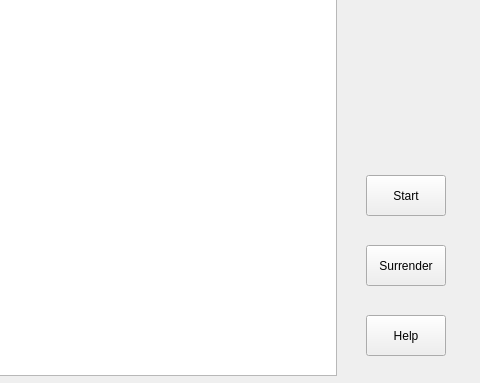
JamesZFS/Warzone, file mainwindow.ui: the form before one commit; both pictures show x 544 to 1024 and y 385 to 768 of the 1024 by 768 pixel window.
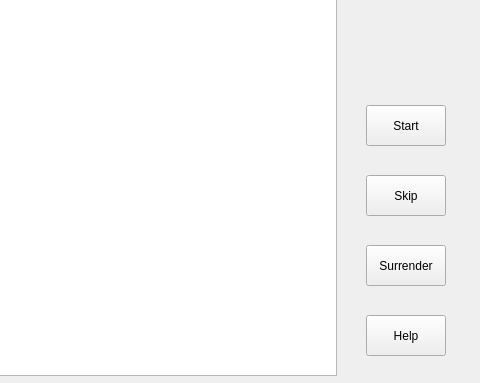
The form after the commit. Icons and pictures are not drawn.

Patch:
```diff
--- a/mainwindow.ui
+++ b/mainwindow.ui
@@ -58,7 +58,7 @@
    <property name="geometry">
     <rect>
      <x>910</x>
-     <y>560</y>
+     <y>490</y>
      <width>80</width>
      <height>41</height>
     </rect>
@@ -172,6 +172,19 @@
     </size>
    </property>
   </widget>
+  <widget class="QPushButton" name="bt_skip">
+   <property name="geometry">
+    <rect>
+     <x>910</x>
+     <y>560</y>
+     <width>80</width>
+     <height>41</height>
+    </rect>
+   </property>
+   <property name="text">
+    <string>Skip</string>
+   </property>
+  </widget>
   <action name="actionstart">
    <property name="text">
     <string>start</string>
```
